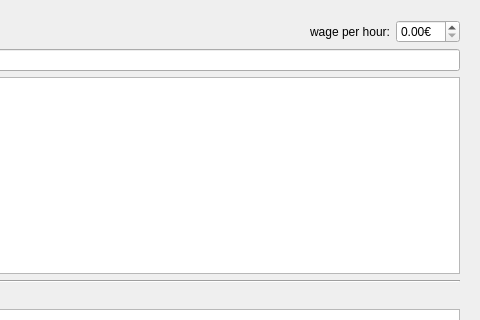
Old version of the form ui/wizards/abstractbillitemwizard.ui in the repository PhilippParis/BusinessManager; both pictures show x 203 to 683 and y 0 to 320 of the 683 by 600 pixel window.
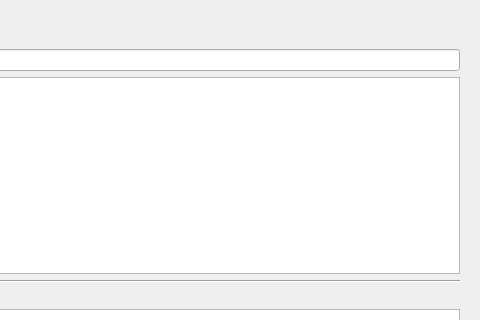
New version of the form. Icons and pictures are not drawn.

Commit message: gui: template handling

Diff of the .ui file:
```diff
--- a/ui/wizards/abstractbillitemwizard.ui
+++ b/ui/wizards/abstractbillitemwizard.ui
@@ -53,20 +53,6 @@
         </property>
        </spacer>
       </item>
-      <item>
-       <widget class="QLabel" name="lblWage">
-        <property name="text">
-         <string>wage per hour:</string>
-        </property>
-       </widget>
-      </item>
-      <item>
-       <widget class="QDoubleSpinBox" name="sbWage">
-        <property name="suffix">
-         <string>€</string>
-        </property>
-       </widget>
-      </item>
      </layout>
     </item>
     <item>
```
Left out of the diff: 20 changed lines with no effect on the pictures. The commit also changes 7 other files.
